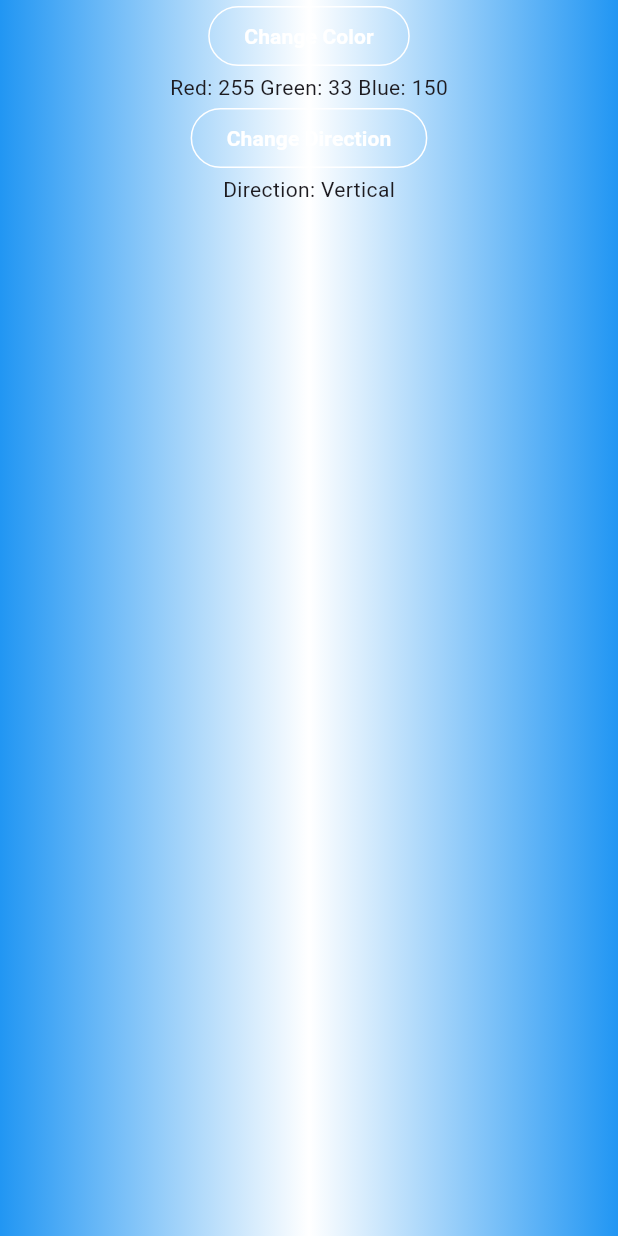
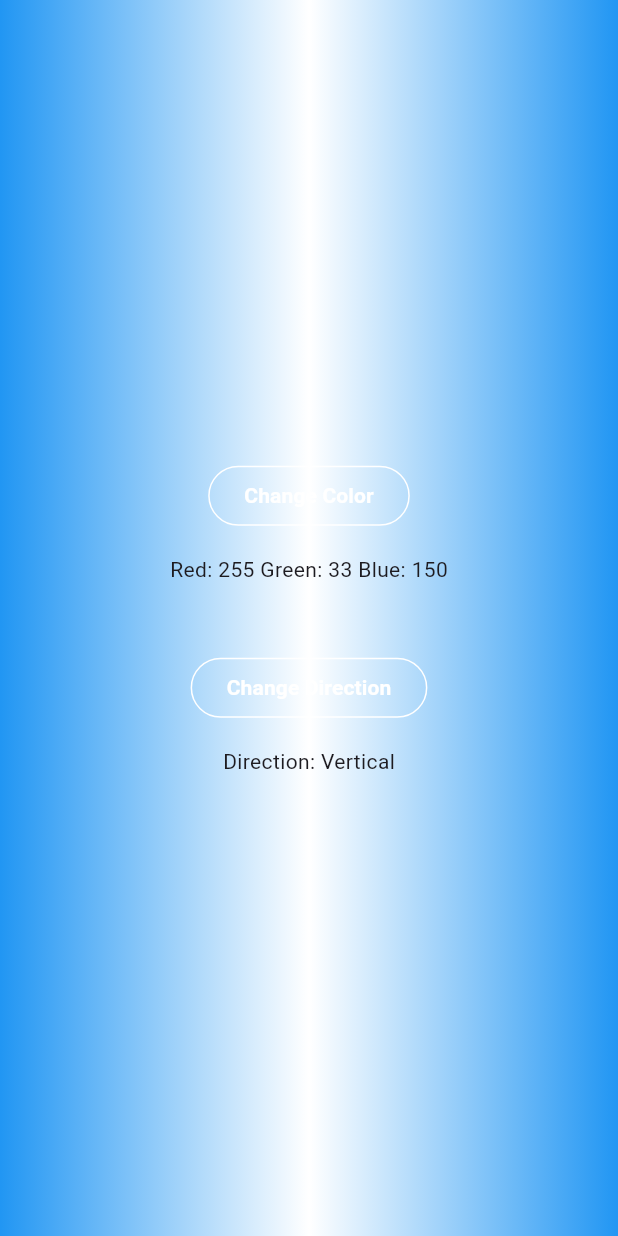
Before and after one commit to alaaa-l/color_change, a Flutter app: the screen it shows after launch, on a phone screen of 412 x 824 dp. Run offline on Flutter 3.47's test engine with Material 3 defaults, Android fonts, the phone set to English and light mode, and no system bars.

Commit message:
real final app

```diff
--- a/lib/gradient_container.dart
+++ b/lib/gradient_container.dart
@@ -56,10 +56,14 @@ class _GradientContainerState extends State<GradientContainer> {
       ),
       child: Center(
         child: Column(
+          mainAxisAlignment: MainAxisAlignment.center,
           children: [
             ColorButton(changeColor),
+            SizedBox(height: 15),
             Text('Red: $red Green: $green Blue: $blue'),
+            SizedBox(height: 45),
             DirectionButton(changeDirection),
+            SizedBox(height: 15),
             Text('Direction: ${dir[directionIndex]}'),
           ],
         ),
```
